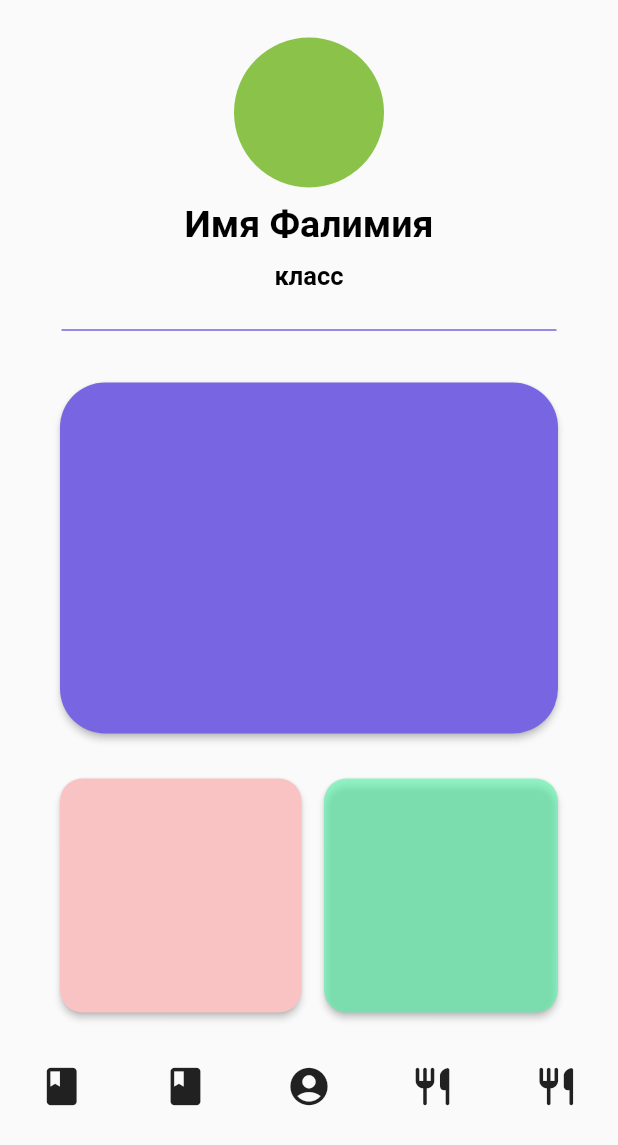
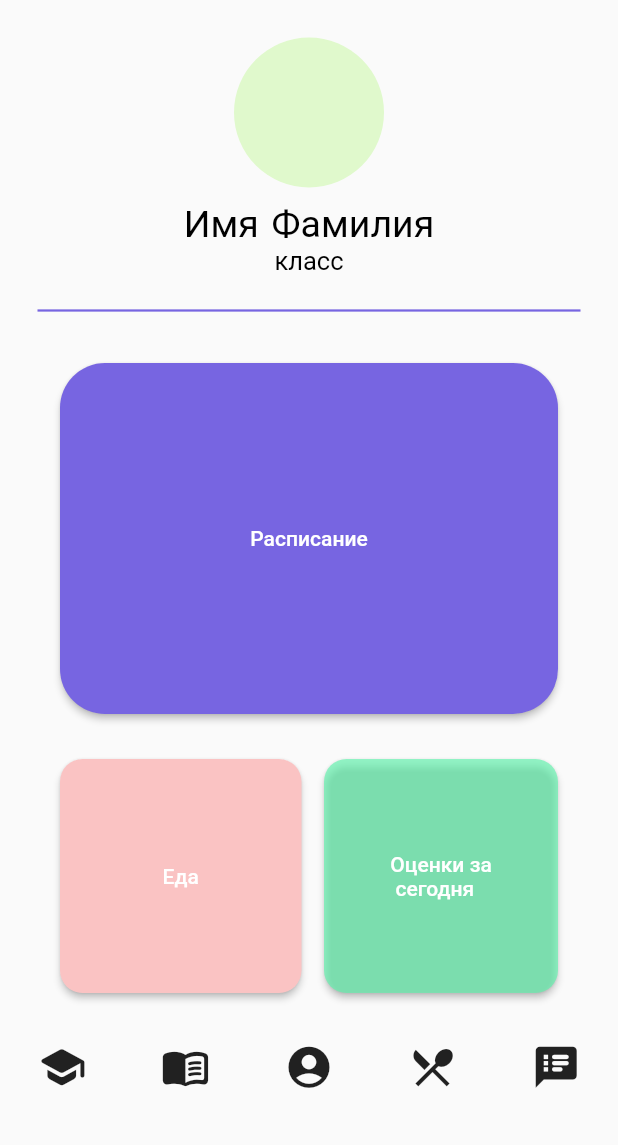
Before and after one commit to objshka/my18s, a Flutter app: the screen it shows after launch, on a phone screen of 412 x 824 dp. Shown: the top 1145 px of the screen. Run offline on Flutter 3.47's test engine with Material 2 defaults, Android fonts, the phone set to English and light mode, and no system bars.

Commit message:
Updated rep

```diff
--- a/my18app/lib/main.dart
+++ b/my18app/lib/main.dart
@@ -34,7 +34,7 @@ class _UserPanelState extends State<UserPanel> {
               mainAxisAlignment: MainAxisAlignment.center,
               children: [
                 CircleAvatar(
-                backgroundColor: Colors.lightGreen,
+                backgroundColor: Color.fromRGBO(217, 249, 192, 0.8),
                 radius: 50,
                 ),
               ],
@@ -43,30 +43,30 @@ class _UserPanelState extends State<UserPanel> {
             Row(
               mainAxisAlignment: MainAxisAlignment.center,
               children: [
-                Text('Имя Фалимия', style: TextStyle(
+                Text('Имя Фамилия', style: TextStyle(
                     fontSize: 25,
                     color: Colors.black,
-                    fontWeight: FontWeight.bold
+                    fontFamily: 'WorkSans'
                 ),),
               ],
             ),
-            Padding(padding: EdgeInsets.only(top: 10)),
+
             Row(
               mainAxisAlignment: MainAxisAlignment.center,
               children: [
                 Text('класс', style: TextStyle(
                     fontSize: 17,
                     color: Colors.black,
-                  fontWeight: FontWeight.bold
+                    fontFamily: 'WorkSans'
                 ),)
               ],
             ),
-            Padding(padding: EdgeInsets.only(top: 16)),
+            Padding(padding: EdgeInsets.only(top: 13)),
             const Divider(
               height: 20,
-              thickness: 1,
-              indent: 41,
-              endIndent: 41,
+              thickness: 1.5,
+              indent: 25,
+              endIndent: 25,
               color: Color.fromRGBO(119, 101, 225, 1),
             ),
             Padding(padding: EdgeInsets.only(top: 25)),
@@ -76,7 +76,7 @@ class _UserPanelState extends State<UserPanel> {
                 // Padding(padding: EdgeInsets.fromLTRB(46,0,0,14)),
                 ElevatedButton(
                   onPressed: () {},
-                  child: Text(''),
+                  child: Text('Расписание'),
                   style: ElevatedButton.styleFrom(
                     primary: Color.fromRGBO(119, 101, 225, 1.0),
                     minimumSize: Size(332, 234),
@@ -94,7 +94,7 @@ class _UserPanelState extends State<UserPanel> {
                 // Padding(padding: EdgeInsets.only(left: 25)),
                 ElevatedButton(
                   onPressed: () {},
-                  child: Text(''),
+                  child: Text('Еда'),
                   style: ElevatedButton.styleFrom(
                       primary: Color.fromRGBO(250, 195, 195, 1.0),
                       minimumSize: Size(161, 156),
@@ -106,7 +106,7 @@ class _UserPanelState extends State<UserPanel> {
                 Padding(padding: EdgeInsets.only(left: 15)),
                 ElevatedButton(
                   onPressed: () {},
-                  child: Text(''),
+                  child: Text('Оценки за\n сегодня'),
                   style: ElevatedButton.styleFrom(
                       primary: Color.fromRGBO(89, 244, 170, 0.63),
                       minimumSize: Size(156, 156),
@@ -123,28 +123,28 @@ class _UserPanelState extends State<UserPanel> {
               children: [
                 IconButton(
                   onPressed: () {},
-                  icon: const Icon(Icons.book),
-                  iconSize: 30,
+                  icon: const Icon(Icons.school_rounded),
+                  iconSize: 33,
                 ),
                 IconButton(
                   onPressed: () {},
-                  icon: const Icon(Icons.book),
-                  iconSize: 30,
+                  icon: const Icon(Icons.menu_book_rounded),
+                  iconSize: 33,
                 ),
                 IconButton(
                   onPressed: () {},
                   icon: const Icon(Icons.account_circle_rounded),
-                  iconSize: 30,
+                  iconSize: 33,
                 ),
                 IconButton(
                   onPressed: () {},
-                  icon: const Icon(Icons.restaurant_rounded),
-                  iconSize: 30,
+                  icon: const Icon(Icons.local_dining),
+                  iconSize: 33,
                 ),
                 IconButton(
                   onPressed: () {},
-                  icon: const Icon(Icons.restaurant_rounded),
-                  iconSize: 30,
+                  icon: const Icon(Icons.speaker_notes_rounded),
+                  iconSize: 33,
                 ),
               ],
             ),
```
Also changed, not shown: my18app/pubspec.yaml (+7 -11 lines), my18app/fonts/WorkSans-Italic-VariableFont_wght.ttf (added), my18app/fonts/WorkSans-VariableFont_wght.ttf (added).
